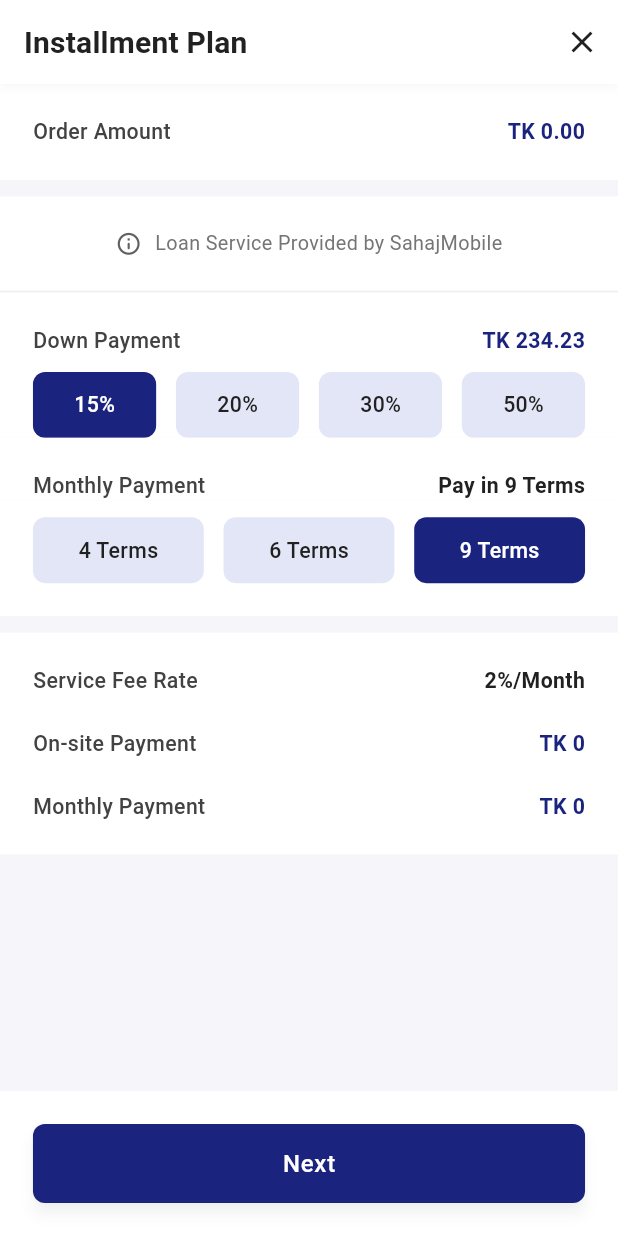
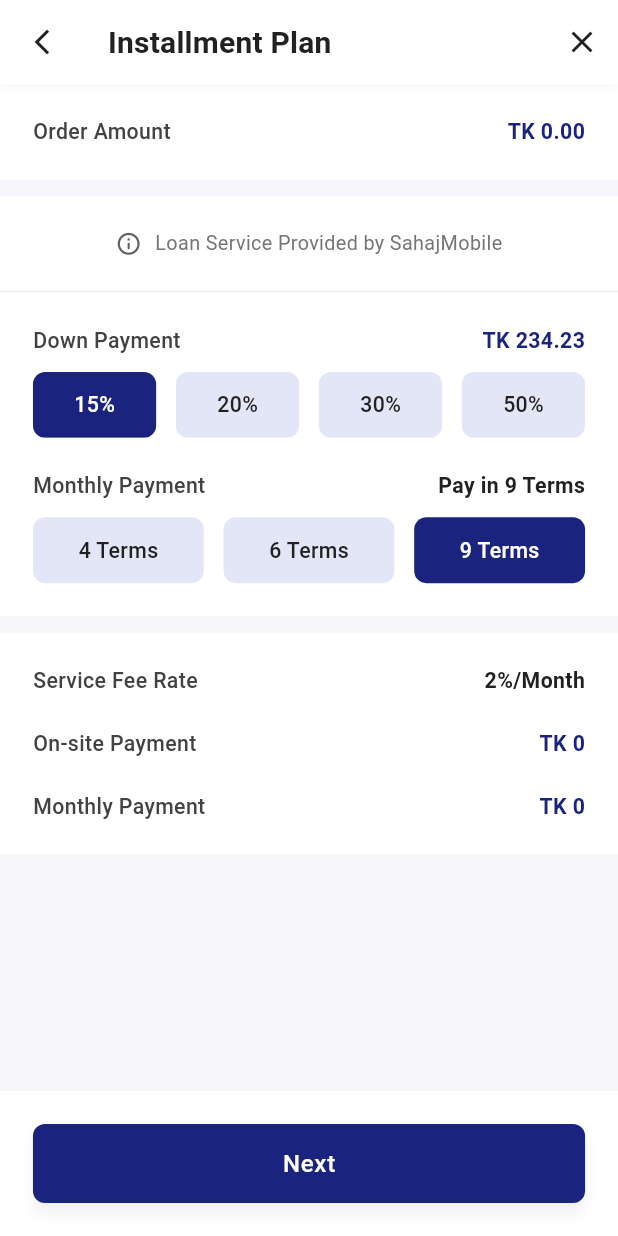
Before and after one commit to nasirdev74/sahajmobile-flutter-customer, a Flutter app: the InstallmentPlanPage screen opened by its route, on a phone screen of 412 x 824 dp. Run offline on Flutter 3.47's test engine with Material 3 defaults, Android fonts, the phone set to English and light mode, and no system bars; our stand-ins replace connectivity_plus, equatable, flutter_bloc, flutter_screenutil, get_it, go_router and 4 more; accounts and stored records are empty.

```diff
--- a/lib/main.dart
+++ b/lib/main.dart
@@ -5,7 +5,7 @@ import 'package:app/core/app_router.dart';
 import 'package:app/core/app_constant.dart';
 import 'package:app/l10n/app_localizations.dart';
 import 'package:flutter_screenutil/flutter_screenutil.dart';
-import 'package:app/presentation/core/connectivity_monitor.dart';
+import 'package:app/presentation/widgets/connectivity_monitor.dart';
 
 void main() {
   WidgetsFlutterBinding.ensureInitialized();
--- a/lib/presentation/installment_plan/pages/installment_plan_page.dart
+++ b/lib/presentation/installment_plan/pages/installment_plan_page.dart
@@ -1,13 +1,15 @@
 import 'package:flutter/material.dart';
+import 'package:go_router/go_router.dart';
 import 'package:app/core/app_constant.dart';
 import 'package:app/theme/color_const.dart';
 import 'package:flutter_screenutil/flutter_screenutil.dart';
-import 'package:app/presentation/core/primary_app_bar.dart';
-import 'package:app/presentation/installment_plan/widgets/info_row.dart';
-import 'package:app/presentation/installment_plan/widgets/bottom_bar.dart';
+import 'package:app/presentation/widgets/primary_app_bar.dart';
+import 'package:app/presentation/widgets/primary_info_row.dart';
+import 'package:app/presentation/widgets/primary_bottom_bar.dart';
 import 'package:app/presentation/installment_plan/widgets/info_banner.dart';
 import 'package:app/presentation/installment_plan/widgets/term_selector.dart';
 import 'package:app/presentation/installment_plan/widgets/down_payment_selector.dart';
+import 'package:app/presentation/confirm_installment/pages/confirm_installment_page.dart';
 
 class InstallmentPlanPage extends StatefulWidget {
   const InstallmentPlanPage({super.key, required this.orderAmount});
@@ -30,8 +32,11 @@ class _InstallmentPlanPageState extends State<InstallmentPlanPage> {
     return Scaffold(
       resizeToAvoidBottomInset: false,
       backgroundColor: const Color(0xFFF6F5Fa),
-      bottomNavigationBar: const InstallmentPlanPageBottomBar(),
       appBar: const PrimaryAppBar(title: 'Installment Plan'),
+      bottomNavigationBar: PrimaryBottomBar(
+        onPressed: () => context.pushNamed(ConfirmInstallmentPage.route),
+        label: 'Next',
+      ),
       body: SafeArea(
         child: Column(
           children: [
@@ -40,7 +45,7 @@ class _InstallmentPlanPageState extends State<InstallmentPlanPage> {
                 child: Column(
                   crossAxisAlignment: CrossAxisAlignment.start,
                   children: [
-                    InfoRow(
+                    PrimaryInfoRow(
                       label: 'Order Amount',
                       valueColor: ColorConst.primary,
                       padding: EdgeInsets.symmetric(vertical: 20.w),
@@ -49,7 +54,7 @@ class _InstallmentPlanPageState extends State<InstallmentPlanPage> {
                     SizedBox(height: 10.w),
                     const InfoBanner(text: 'Loan Service Provided by ${AppConstant.appName}'),
                     Divider(height: 1.w, color: Colors.grey.shade200, thickness: 1.w),
-                    InfoRow(
+                    PrimaryInfoRow(
                       label: 'Down Payment',
                       value: 'TK 234.23',
                       valueColor: ColorConst.primary,
@@ -60,25 +65,25 @@ class _InstallmentPlanPageState extends State<InstallmentPlanPage> {
                       onChanged: (p) => setState(() => downPaymentPercent = p),
                     ),
 
-                    InfoRow(
+                    PrimaryInfoRow(
                       label: 'Monthly Payment',
                       value: 'Pay in $terms Terms',
                       padding: EdgeInsets.only(top: 20.w),
                     ),
                     TermSelector(selectedTerms: terms, onChanged: (t) => setState(() => terms = t)),
                     SizedBox(height: 10.w),
-                    InfoRow(
+                    PrimaryInfoRow(
                       label: 'Service Fee Rate',
                       value: '2%/Month',
                       padding: EdgeInsets.only(top: 20.w, bottom: 10.w),
                     ),
-                    InfoRow(
+                    PrimaryInfoRow(
                       label: 'On-site Payment',
                       value: 'TK ${monthlyPayment.toStringAsFixed(0)}',
                       valueColor: ColorConst.primary,
                       padding: EdgeInsets.symmetric(vertical: 10.w),
                     ),
-                    InfoRow(
+                    PrimaryInfoRow(
                       label: 'Monthly Payment',
                       value: 'TK ${monthlyPayment.toStringAsFixed(0)}',
                       valueColor: ColorConst.primary,
--- a/lib/presentation/installment_plan/widgets/bottom_bar.dart
+++ /dev/null
@@ -1,16 +0,0 @@
-import 'package:flutter/material.dart';
-import 'package:app/presentation/core/primary_button.dart';
-import 'package:flutter_screenutil/flutter_screenutil.dart';
-
-class InstallmentPlanPageBottomBar extends StatelessWidget {
-  const InstallmentPlanPageBottomBar({super.key});
-
-  @override
-  Widget build(BuildContext context) {
-    return Container(
-      color: Colors.white,
-      padding: EdgeInsets.all(20.w),
-      child: PrimaryButton(label: 'Next', onPressed: () {}),
-    );
-  }
-}
--- a/lib/presentation/splash/pages/splash_page.dart
+++ b/lib/presentation/splash/pages/splash_page.dart
@@ -2,7 +2,7 @@ import 'package:flutter/material.dart';
 import 'package:app/gen/assets.gen.dart';
 import 'package:go_router/go_router.dart';
 import 'package:flutter_screenutil/flutter_screenutil.dart';
-import 'package:app/presentation/installment_plan/pages/installment_plan_page.dart';
+import 'package:app/presentation/product_list/pages/product_list_page.dart';
 
 class SplashPage extends StatefulWidget {
   const SplashPage({super.key});
@@ -19,7 +19,7 @@ class _SplashPageState extends State<SplashPage> {
     super.initState();
     WidgetsBinding.instance.addPostFrameCallback((_) {
       Future.delayed(const Duration(seconds: 1), () {
-        context.pushNamed(InstallmentPlanPage.route, extra: 11999.99);
+        context.go(ProductListPage.route);
       });
     });
   }
--- a/lib/presentation/core/primary_app_bar.dart
+++ b/lib/presentation/widgets/primary_app_bar.dart
@@ -5,15 +5,15 @@ class PrimaryAppBar extends StatelessWidget implements PreferredSizeWidget {
   const PrimaryAppBar({
     super.key,
     required this.title,
-    this.leading,
     this.actions,
     this.onBackPressed,
+    this.showLeading = true,
     this.centerTitle = false,
   });
 
   final String title;
-  final Widget? leading;
   final bool centerTitle;
+  final bool showLeading;
   final List<Widget>? actions;
   final VoidCallback? onBackPressed;
 
@@ -37,14 +37,12 @@ class PrimaryAppBar extends StatelessWidget implements PreferredSizeWidget {
           color: const Color(0xFF212121),
         ),
       ),
-      leading:
-          leading ??
-          (Navigator.canPop(context)
-              ? IconButton(
-                  icon: const Icon(Icons.arrow_back_ios_new, color: Color(0xFF212121), size: 20),
-                  onPressed: onBackPressed ?? () => Navigator.maybePop(context),
-                )
-              : null),
+      leading: showLeading
+          ? IconButton(
+              icon: const Icon(Icons.arrow_back_ios_new, color: Color(0xFF212121), size: 20),
+              onPressed: onBackPressed ?? () => Navigator.maybePop(context),
+            )
+          : null,
       actions:
           actions ??
           [
--- /dev/null
+++ b/lib/presentation/widgets/primary_bottom_bar.dart
@@ -0,0 +1,19 @@
+import 'package:flutter/material.dart';
+import 'package:app/presentation/widgets/primary_button.dart';
+import 'package:flutter_screenutil/flutter_screenutil.dart';
+
+class PrimaryBottomBar extends StatelessWidget {
+  const PrimaryBottomBar({super.key, required this.label, required this.onPressed});
+
+  final String label;
+  final VoidCallback? onPressed;
+
+  @override
+  Widget build(BuildContext context) {
+    return Container(
+      color: Colors.white,
+      padding: EdgeInsets.all(20.w),
+      child: PrimaryButton(label: label, onPressed: onPressed),
+    );
+  }
+}
--- a/lib/presentation/installment_plan/widgets/info_row.dart
+++ b/lib/presentation/widgets/primary_info_row.dart
@@ -3,8 +3,8 @@ import 'package:app/theme/color_const.dart';
 import 'package:app/theme/app_text_theme.dart';
 import 'package:flutter_screenutil/flutter_screenutil.dart';
 
-class InfoRow extends StatelessWidget {
-  const InfoRow({
+class PrimaryInfoRow extends StatelessWidget {
+  const PrimaryInfoRow({
     super.key,
     required this.label,
     required this.value,
```
Also changed, not shown: lib/presentation/confirm_installment/pages/confirm_installment_page.dart (+22 -1 lines), lib/presentation/product_list/pages/product_list_page.dart (+23 -1 lines), lib/presentation/product_list/widgets/product_widget.dart (added, +30 -0 lines), lib/presentation/widgets/connectivity_monitor.dart (renamed from lib/presentation/core/connectivity_monitor.dart), lib/presentation/widgets/primary_button.dart (renamed from lib/presentation/core/primary_button.dart), 1 other file.
